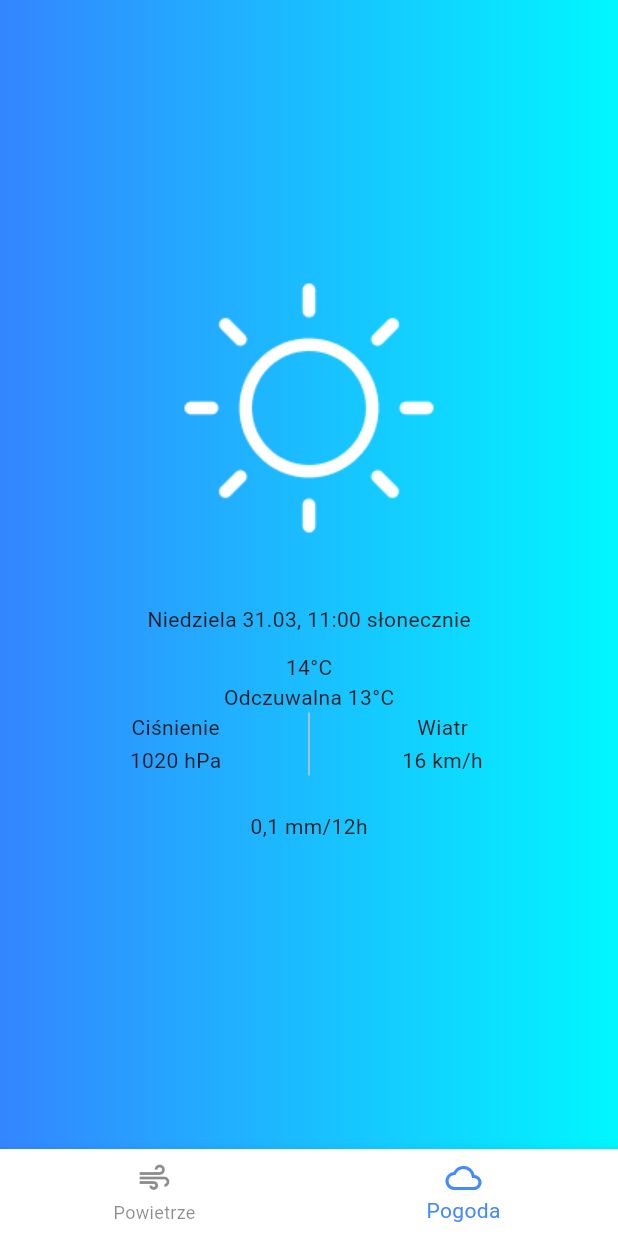
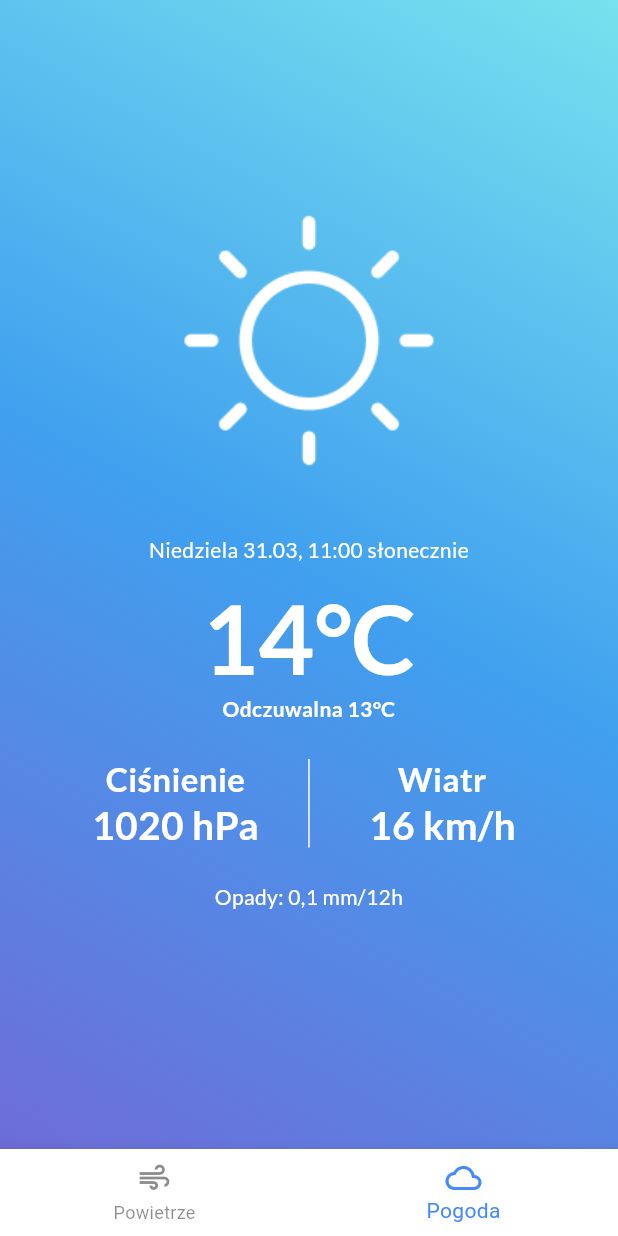
Before and after one commit to JakubKolodziej21/Air-Control-App, a Flutter app: the screen it shows after launch, on a phone screen of 412 x 824 dp. Run offline on Flutter 3.47's test engine with Material 3 defaults, Android fonts, the phone set to English and light mode, and no system bars; our stand-ins replace google_fonts.

Commit message:
FinishedStyleOnWeatherScreen

```diff
--- a/lib/WeatherScreen.dart
+++ b/lib/WeatherScreen.dart
@@ -28,9 +28,17 @@ class _WeatherScreenState extends State<WeatherScreen> {
             decoration: BoxDecoration(
               color: new Color(0xffffffff),
               gradient: LinearGradient(
-                begin: Alignment.centerRight,
-                end: Alignment.centerLeft,
-                colors: [Color(0xFF00F7FF), Color.fromARGB(255, 52, 133, 255)]
+                begin: Alignment.bottomLeft,
+                end: Alignment.topRight,
+                colors: [
+                  new Color(0xff6E6CD8),
+                  new Color(0xff40A0EF),
+                  new Color(0xff77E1EE),
+                ]
+
+
+
+
               )
              ),
 
@@ -46,10 +54,38 @@ class _WeatherScreenState extends State<WeatherScreen> {
                   image: AssetImage('icons/weather-sunny.png')
                   ),
                 Padding(padding: EdgeInsets.only(top: 41.0)),
-                Text('Niedziela 31.03, 11:00 słonecznie'),
+                Text('Niedziela 31.03, 11:00 słonecznie',
+                textAlign: TextAlign.center,
+                style: GoogleFonts.lato(
+                  textStyle: TextStyle(
+                    fontSize: 14.0,
+                    height: 1.2,
+                    color: Colors.white,
+                    fontWeight: FontWeight.w400,
+                  )
+                ),),
                 Padding(padding: EdgeInsets.only(top: 12.0)),
-                Text('14°C'),
-                Text('Odczuwalna 13°C'),
+                Text('14°C',
+                textAlign: TextAlign.center,
+                style: GoogleFonts.lato(
+                  textStyle: TextStyle(
+                    fontSize: 64.0,
+                    height: 1.2,
+                    color: Colors.white,
+                    fontWeight: FontWeight.w700,
+                  )
+                ),),
+                Text('Odczuwalna 13°C',
+                textAlign: TextAlign.center,
+                style: GoogleFonts.lato(
+                  textStyle: TextStyle(
+                    fontSize: 14.0,
+                    height: 1.2,
+                    color: Colors.white,
+                    fontWeight: FontWeight.w700,
+                  )
+                ),),
+                 Padding(padding: EdgeInsets.only(top : 25.0)),
                 IntrinsicHeight(
                   child: Row(
                     mainAxisAlignment: MainAxisAlignment.center,
@@ -59,9 +95,27 @@ class _WeatherScreenState extends State<WeatherScreen> {
                         child: Column(
                           mainAxisAlignment: MainAxisAlignment.end,
                           children: [
-                            Text('Ciśnienie'),
+                            Text('Ciśnienie',
+                textAlign: TextAlign.center,
+                style: GoogleFonts.lato(
+                  textStyle: TextStyle(
+                    fontSize: 22.0,
+                    height: 1.2,
+                    color: Colors.white,
+                    fontWeight: FontWeight.w700,
+                  )
+                ),),
                             Padding(padding: EdgeInsets.only(top : 2.0)),
-                            Text('1020 hPa')
+                            Text('1020 hPa',
+                textAlign: TextAlign.center,
+                style: GoogleFonts.lato(
+                  textStyle: TextStyle(
+                    fontSize: 26.0,
+                    height: 1.2,
+                    color: Colors.white,
+                    fontWeight: FontWeight.w700,
+                  )
+                ),)
                           ],
 
                         ),
@@ -69,6 +123,7 @@ class _WeatherScreenState extends State<WeatherScreen> {
                       VerticalDivider(
                         width: 48,
                         thickness: 1,
+                        color: Colors.white,
                       ),
 
                       Container(
@@ -76,9 +131,27 @@ class _WeatherScreenState extends State<WeatherScreen> {
                         child: Column(
                           mainAxisAlignment: MainAxisAlignment.end,
                           children: [
-                            Text('Wiatr'),
+                            Text('Wiatr',
+                          textAlign: TextAlign.center,
+                          style: GoogleFonts.lato(
+                            textStyle: TextStyle(
+                              fontSize: 22.0,
+                              height: 1.2,
+                              color: Colors.white,
+                              fontWeight: FontWeight.w700,
+                            )
+                          ),),
                             Padding(padding: EdgeInsets.only(top : 2.0)),
-                            Text('16 km/h')
+                            Text('16 km/h',
+                textAlign: TextAlign.center,
+                style: GoogleFonts.lato(
+                  textStyle: TextStyle(
+                    fontSize: 26.0,
+                    height: 1.2,
+                    color: Colors.white,
+                    fontWeight: FontWeight.w700,
+                  )
+                ),)
                           ],
 
                         ),
@@ -88,7 +161,16 @@ class _WeatherScreenState extends State<WeatherScreen> {
                   ),
                   ),
                     Padding(padding: EdgeInsets.only(top : 24.0)),
-                    Text('0,1 mm/12h'),
+                    Text('Opady: 0,1 mm/12h',
+                          textAlign: TextAlign.center,
+                          style: GoogleFonts.lato(
+                            textStyle: TextStyle(
+                              fontSize: 14.0,
+                              height: 1.2,
+                              color: Colors.white,
+                              fontWeight: FontWeight.w400,
+                            )
+                          ),),
                     Padding(padding: EdgeInsets.only(top : 68.0)),
 
 
```
